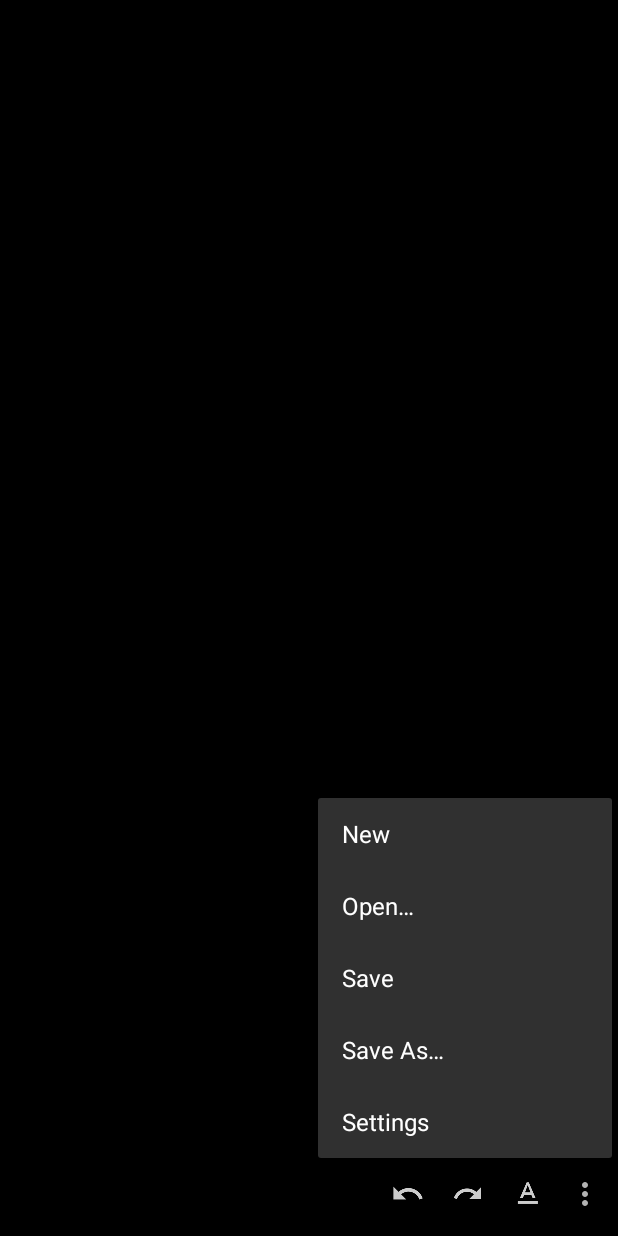
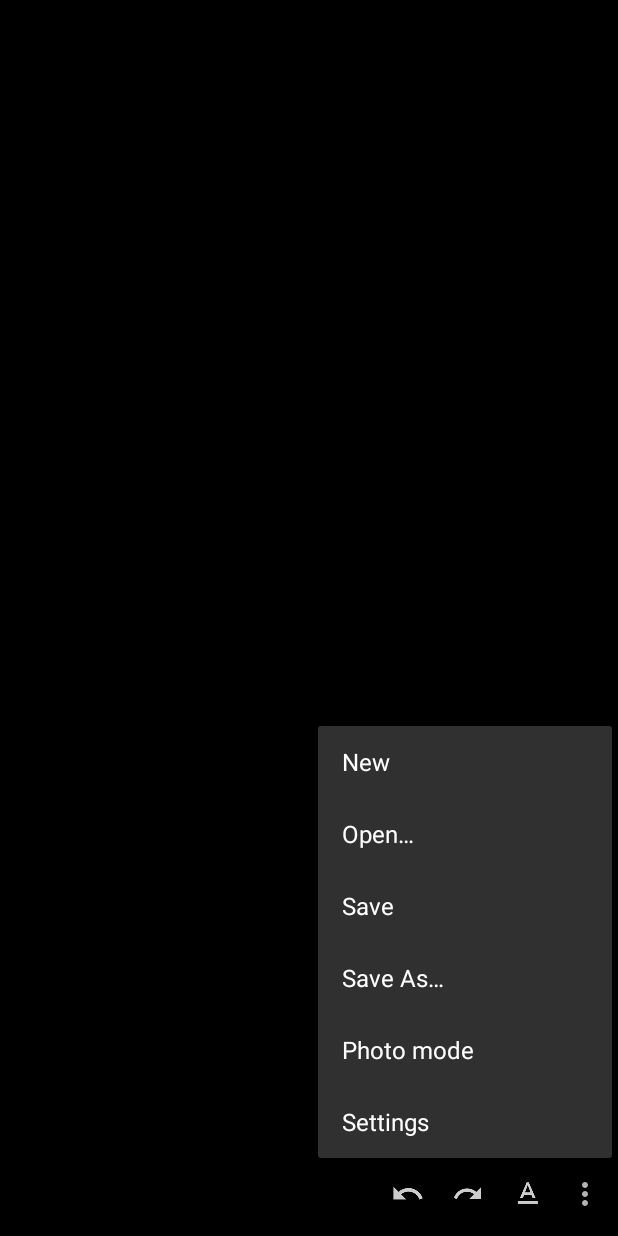
Before and after one commit to naf456/npad, an Android app: the screen it shows after launch (EditorActivity), with the options menu open, on a phone screen of 412 x 824 dp. Run offline under Robolectric (Android 15) with nearby library versions, the phone set to English and light mode, and no system bars.

Commit message:
Implement Photo Mode

```diff
--- a/app/src/main/java/com/nbennettsoftware/android/npad/EditorActivity.kt
+++ b/app/src/main/java/com/nbennettsoftware/android/npad/EditorActivity.kt
@@ -18,14 +18,13 @@ import java.util.Scanner
 import io.github.mthli.knife.KnifeText
 import kotlinx.android.synthetic.main.activity_editor.*
 
+const val OPEN_DOCUMENT_REQUEST = 1
+const val SAVE_DOCUMENT_REQUEST = 2
+
 class EditorActivity : AppCompatActivity(), Toolbar.OnMenuItemClickListener {
 
-    companion object {
-        internal const val OPEN_DOCUMENT_REQUEST = 1
-        internal const val SAVE_DOCUMENT_REQUEST = 2
-    }
-
     private var currentDocument = NpadDocument(null, null)
+    private lateinit var photoMode : PhotoMode
 
     override fun onCreate(savedInstanceState: Bundle?) {
         super.onCreate(savedInstanceState)
@@ -34,6 +33,13 @@ class EditorActivity : AppCompatActivity(), Toolbar.OnMenuItemClickListener {
         setupToolbar()
         resetEditor()
         applyFontSize()
+
+        photoMode = PhotoMode(
+                activity = this,
+                rootView = editor_rootView,
+                contentView = editor_contentView,
+                controlsView = editor_controls,
+                hideSystemWindows = true)
     }
 
     private fun setupToolbar() {
@@ -48,6 +54,7 @@ class EditorActivity : AppCompatActivity(), Toolbar.OnMenuItemClickListener {
             R.id.editor_action_open -> openDocument()
             R.id.editor_action_save -> saveDocument(currentDocument)
             R.id.editor_action_save_as -> saveDocumentAs()
+            R.id.editor_action_photoMode -> activatePhotomode()
             R.id.editor_action_gotoSetting -> startSettings()
             R.id.editor_action_text_bold -> editor_knifeText.bold(!editor_knifeText.contains(KnifeText.FORMAT_BOLD))
             R.id.editor_action_text_italic -> editor_knifeText.italic(!editor_knifeText.contains(KnifeText.FORMAT_ITALIC))
@@ -70,6 +77,10 @@ class EditorActivity : AppCompatActivity(), Toolbar.OnMenuItemClickListener {
             e.printStackTrace()
         }
 
+    }
+
+    private fun activatePhotomode() {
+        photoMode.enterPhotoMode()
     }
 
     private fun startSettings() {
--- a/app/src/main/res/layout/activity_editor.xml
+++ b/app/src/main/res/layout/activity_editor.xml
@@ -1,11 +1,18 @@
 <?xml version="1.0" encoding="utf-8"?>
 <FrameLayout xmlns:android="http://schemas.android.com/apk/res/android"
-    xmlns:app="http://schemas.android.com/apk/res-auto"
     xmlns:tools="http://schemas.android.com/tools"
+    android:id="@+id/editor_rootView"
     android:layout_width="match_parent"
     android:layout_height="match_parent"
     android:background="@android:color/black"
+    android:focusableInTouchMode="true"
+    android:descendantFocusability="beforeDescendants"
     tools:context="com.nbennettsoftware.android.npad.EditorActivity">
+
+    <FrameLayout
+        android:id="@+id/editor_contentView"
+        android:layout_width="match_parent"
+        android:layout_height="match_parent">
 
         <com.nbennettsoftware.android.npad.widgets.WallpaperView
             android:id="@+id/editor_wallpaperImageView"
@@ -26,26 +33,34 @@
                     android:id="@+id/editor_knifeText"
                     android:layout_width="match_parent"
                     android:layout_height="wrap_content"
-                android:paddingLeft="8dp"
-                android:paddingRight="8dp"
-                android:paddingTop="16dp"
-                android:paddingBottom="?attr/actionBarSize"
                     android:background="@android:color/transparent"
                     android:gravity="top|start"
+                    android:imeOptions="flagNoExtractUi"
+                    android:paddingLeft="8dp"
+                    android:paddingTop="16dp"
+                    android:paddingRight="8dp"
+                    android:paddingBottom="?attr/actionBarSize"
                     android:textColor="@color/textColor"
-                android:imeOptions="flagNoExtractUi"
-                tools:text="Hello World"/>
+                    tools:text="Hello World" />
 
             </ScrollView>
 
+
+        </com.nbennettsoftware.android.npad.widgets.KeyboardShrinkingFrameLayout>
+    </FrameLayout>
+
+    <com.nbennettsoftware.android.npad.widgets.KeyboardShrinkingFrameLayout
+        android:id="@+id/editor_controls"
+        android:layout_width="match_parent"
+        android:layout_height="match_parent"
+        android:fitsSystemWindows="true">
 
         <androidx.appcompat.widget.Toolbar
             android:id="@+id/editor_toolbar"
             android:layout_width="wrap_content"
             android:layout_height="?attr/actionBarSize"
             android:layout_gravity="bottom|end"
-            android:theme="@style/smallerActionBarButtons"/>
-
+            android:theme="@style/smallerActionBarButtons" />
     </com.nbennettsoftware.android.npad.widgets.KeyboardShrinkingFrameLayout>
 
 </FrameLayout>
--- a/app/src/main/res/menu/activity_editor_menu.xml
+++ b/app/src/main/res/menu/activity_editor_menu.xml
@@ -59,8 +59,14 @@
         android:title="@string/editor_action_saveAs"
         app:showAsAction="never" />
     <item
+        android:id="@+id/editor_action_photoMode"
+        android:orderInCategory="8"
+        android:title="@string/editor_action_photoMode"
+        app:showAsAction="never"
+        />
+    <item
         android:id="@+id/editor_action_gotoSetting"
-        android:orderInCategory="8"
+        android:orderInCategory="9"
         android:title="@string/editor_action_setting"
         app:showAsAction="never" />
 </menu>
```
Also changed, not shown: app/src/main/java/com/nbennettsoftware/android/npad/PhotoMode.kt (+84 -27 lines). Lines whose indentation alone changed are shown as unchanged.
